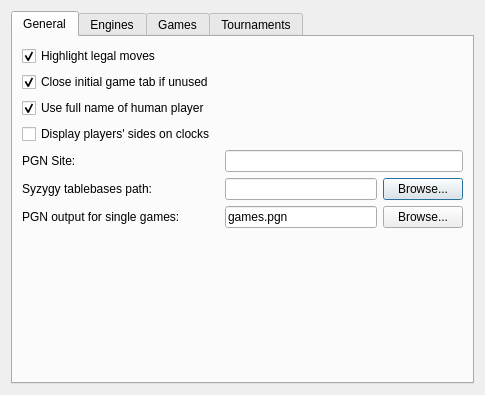
First picture: the form in projects/gui/ui/settingsdlg.ui, repository cutechess/cutechess, before the edit.
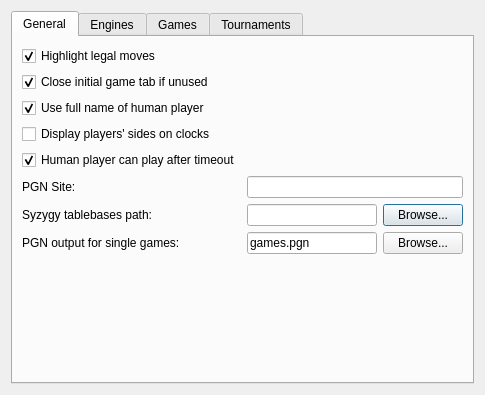
Second picture: the form after the edit. Custom widgets are drawn as their Qt base class.

Commit message: Add GUI configuration whether a human player can play after timeout

Patch:
```diff
--- a/projects/gui/ui/settingsdlg.ui
+++ b/projects/gui/ui/settingsdlg.ui
@@ -53,7 +53,7 @@
          </property>
         </widget>
        </item>
-       <item row="4" column="0">
+       <item row="5" column="0">
         <widget class="QLabel" name="m_siteLabel">
          <property name="text">
           <string>PGN Site:</string>
@@ -63,10 +63,10 @@
          </property>
         </widget>
        </item>
-       <item row="4" column="1">
+       <item row="5" column="1">
         <widget class="QLineEdit" name="m_siteEdit"/>
        </item>
-       <item row="5" column="0">
+       <item row="6" column="0">
         <widget class="QLabel" name="m_tbPathLabel">
          <property name="text">
           <string>Syzygy tablebases path:</string>
@@ -76,7 +76,7 @@
          </property>
         </widget>
        </item>
-       <item row="5" column="1">
+       <item row="6" column="1">
         <layout class="QHBoxLayout" name="horizontalLayout">
          <item>
           <widget class="QLineEdit" name="m_tbPathEdit"/>
@@ -90,14 +90,14 @@
          </item>
         </layout>
        </item>
-       <item row="8" column="0">
+       <item row="9" column="0">
         <widget class="QLabel" name="m_defaultPgnOutFileLabel">
          <property name="text">
           <string>PGN output for single games:</string>
          </property>
         </widget>
        </item>
-       <item row="8" column="1">
+       <item row="9" column="1">
         <layout class="QHBoxLayout" name="horizontalLayout_2">
          <item>
           <widget class="QLineEdit" name="m_defaultPgnOutFileEdit">
@@ -135,6 +135,16 @@
          </property>
         </widget>
        </item>
+       <item row="4" column="0">
+        <widget class="QCheckBox" name="m_humanCanPlayAfterTimeoutCheck">
+         <property name="text">
+          <string>Human player can play after timeout</string>
+         </property>
+         <property name="checked">
+          <bool>true</bool>
+         </property>
+        </widget>
+       </item>
       </layout>
      </widget>
      <widget class="QWidget" name="m_enginesTab">
```
The commit also changes 8 other files.
